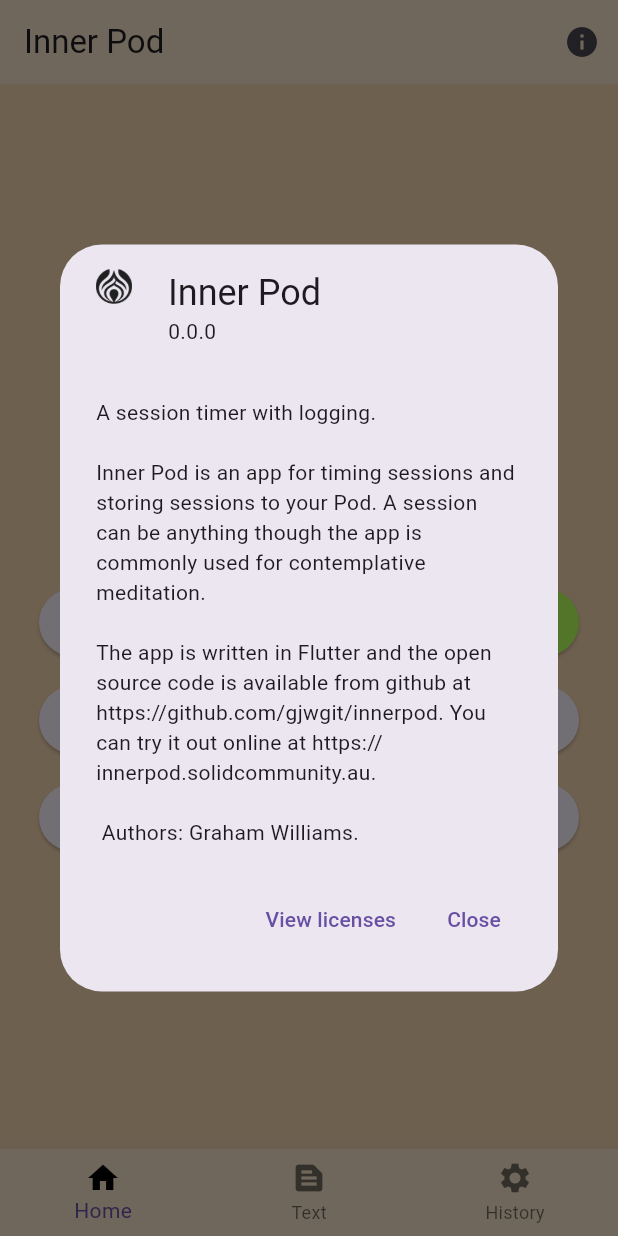
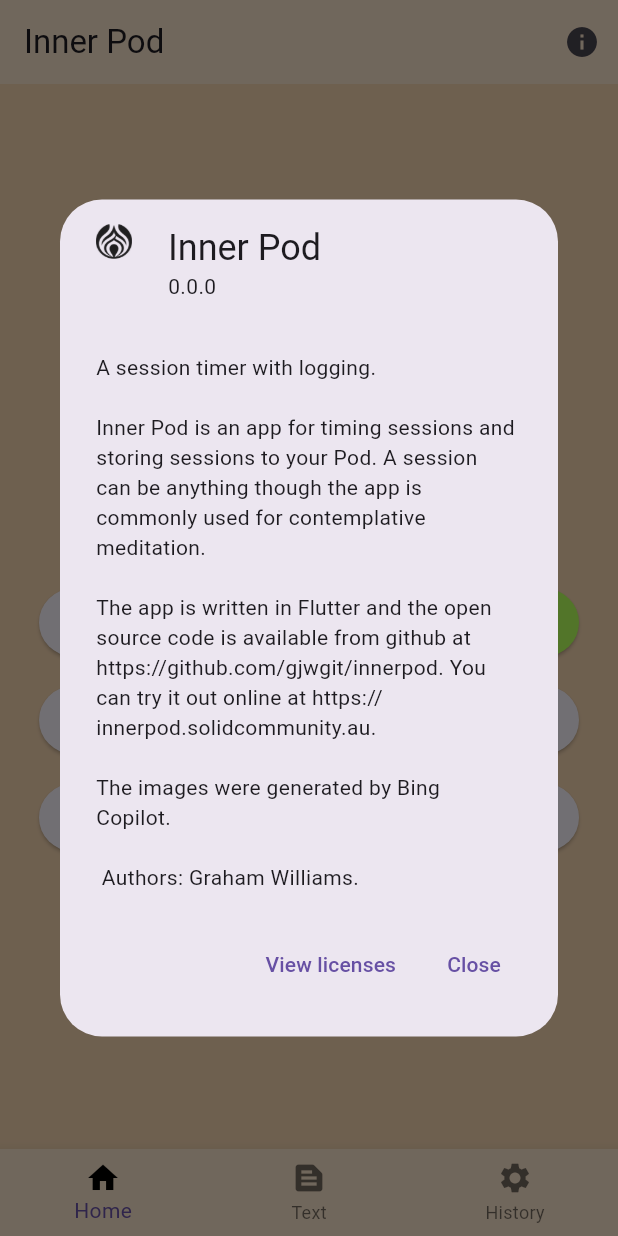
Before and after one commit to gjwgit/innerpod, a Flutter app: the screen it shows after launch, after a tap on the "info" icon, on a phone screen of 412 x 824 dp. Run offline on Flutter 3.47's test engine with Material 3 defaults, Android fonts, the phone set to English and light mode, and no system bars; our stand-ins replace audioplayers, wakelock_plus; missing offline and left inert: neon_circular_timer.

Commit message:
Note image source.

```diff
--- a/lib/main.dart
+++ b/lib/main.dart
@@ -1,6 +1,6 @@
 /// Main program for the inner pod session timing and logging.
 //
-// Time-stamp: <Sunday 2024-02-04 11:28:34 +1100 Graham Williams>
+// Time-stamp: <Sunday 2024-02-04 16:31:02 +1100 Graham Williams>
 //
 /// Copyright (C) 2024, Togaware Pty Ltd
 ///
@@ -101,6 +101,7 @@ class InnerPod extends StatelessWidget {
                       ' https://github.com/gjwgit/innerpod.'
                       ' You can try it out online at'
                       ' https://innerpod.solidcommunity.au.\n\n'
+                      'The images were generated by Bing Copilot.\n\n'
                       ' Authors: Graham Williams.'),
                 ],
               );
```
